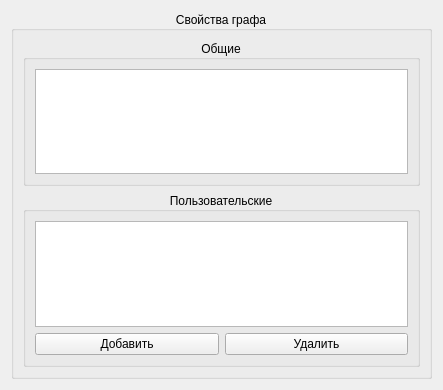
VinTRiZz/GraphEditor, file Libraries/GraphWidgets/src/graphpropertyeditform.ui: the form before one commit.
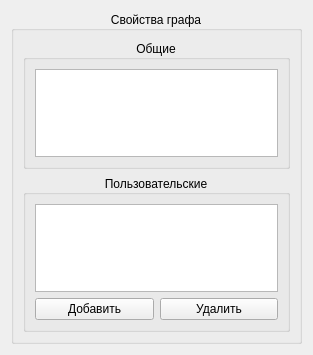
The form after the commit.

Diff of the .ui file:
```diff
--- a/Libraries/GraphWidgets/src/graphpropertyeditform.ui
+++ b/Libraries/GraphWidgets/src/graphpropertyeditform.ui
@@ -6,8 +6,8 @@
    <rect>
     <x>0</x>
     <y>0</y>
-    <width>443</width>
-    <height>390</height>
+    <width>313</width>
+    <height>355</height>
    </rect>
   </property>
   <property name="windowTitle">
```
